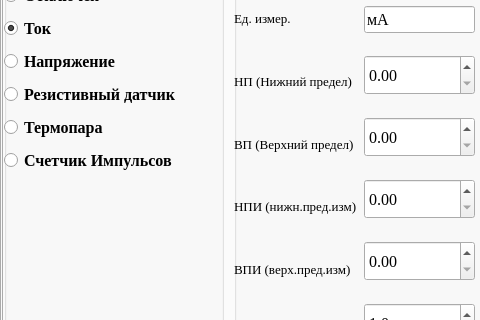
Old version of the form options.ui in the repository tomyqg/topaz-m; both pictures show x 0 to 480 and y 132 to 452 of the 1280 by 800 pixel window.
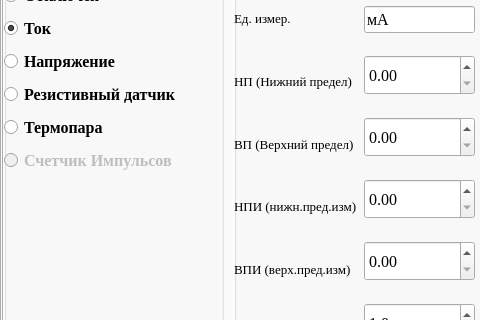
New version of the form. The open tabs and pages were chosen to show the change.

The edit to the form file:
```diff
--- a/options.ui
+++ b/options.ui
@@ -198,6 +198,9 @@
          </item>
          <item>
           <widget class="QRadioButton" name="ButonImpulseChannel_1">
+           <property name="enabled">
+            <bool>false</bool>
+           </property>
            <property name="font">
             <font>
              <family>Times New Roman</family>
```
Left out of the diff: 13 changed lines with no effect on the pictures.
